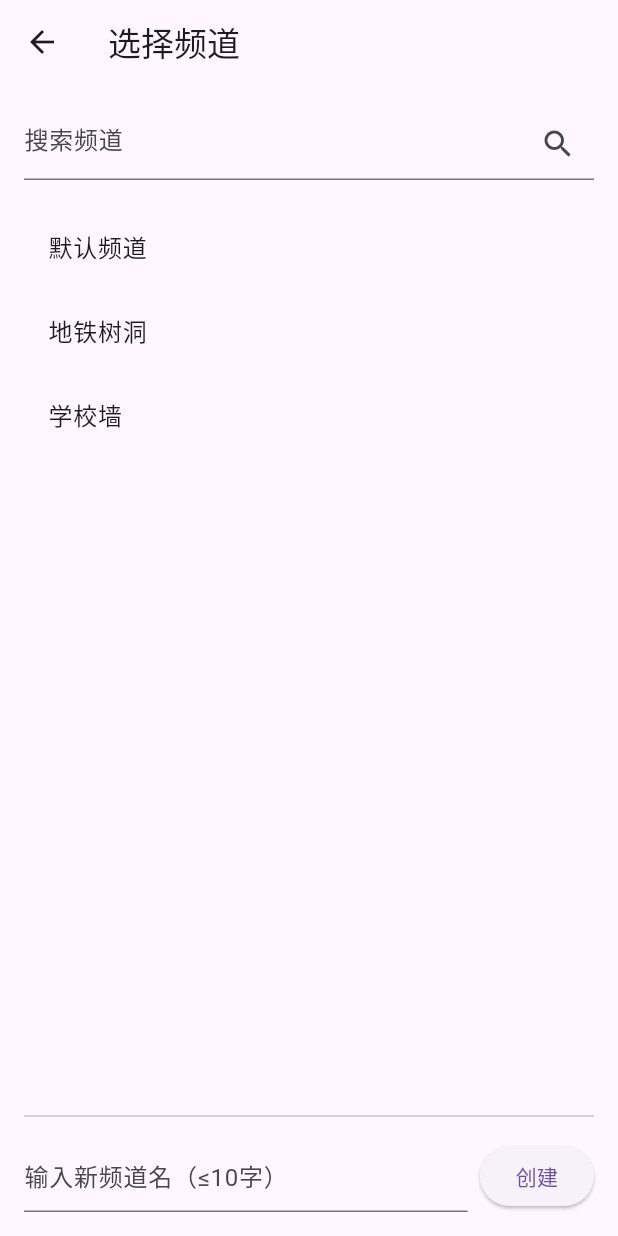
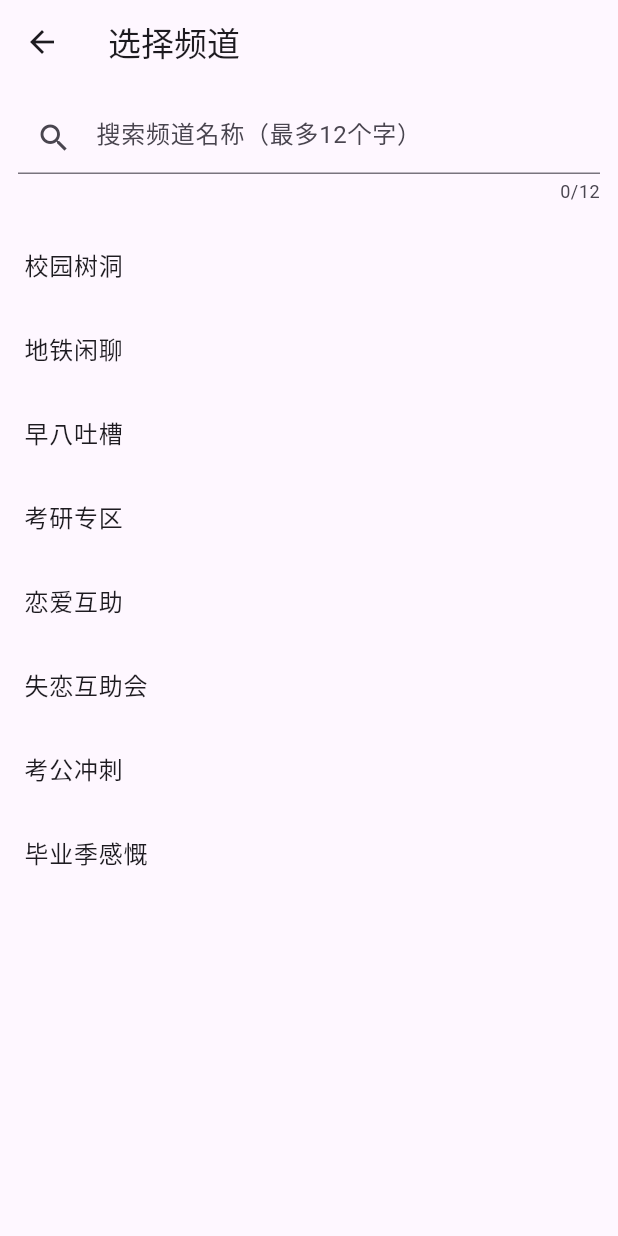
Before and after one commit to xwLyc/GeoWhisper, a Flutter app: the ChannelSelectionPage screen opened by its route, on a phone screen of 412 x 824 dp. Run offline on Flutter 3.47's test engine with Material 3 defaults, Android fonts, the phone set to English and light mode, and no system bars; our stand-ins replace dash_chat_2, emoji_picker_flutter, geolocator, permission_handler, shared_preferences; accounts and stored records are empty.

Commit message:
选择频道功能

```diff
--- a/lib/pages/channel_selection_page.dart
+++ b/lib/pages/channel_selection_page.dart
@@ -1,3 +1,5 @@
+// lib/pages/channel_selection_page.dart
+import 'package:flutter/services.dart';
 import 'package:flutter/material.dart';
 
 class ChannelSelectionPage extends StatefulWidget {
@@ -8,123 +10,139 @@ class ChannelSelectionPage extends StatefulWidget {
 }
 
 class _ChannelSelectionPageState extends State<ChannelSelectionPage> {
-  final List<Map<String, String>> _channelList = [
-    {'channelId': '001', 'channelName': '默认频道'},
-    {'channelId': '002', 'channelName': '地铁树洞'},
-    {'channelId': '003', 'channelName': '学校墙'},
+  final TextEditingController _searchController = TextEditingController();
+  final List<String> hotChannels = [
+    '校园树洞',
+    '地铁闲聊',
+    '早八吐槽',
+    '考研专区',
+    '恋爱互助',
+    '失恋互助会',
+    '考公冲刺',
+    '毕业季感慨'
   ];
 
-  final TextEditingController _searchController = TextEditingController();
-  final TextEditingController _createController = TextEditingController();
-
-  List<Map<String, String>> _filteredChannels = [];
+  List<String> searchResults = [];
+  String keyword = '';
 
   @override
   void initState() {
     super.initState();
-    _filteredChannels = List.from(_channelList);
+    _searchController.addListener(_onSearchChanged);
   }
 
-  void _filterChannels(String keyword) {
+  void _onSearchChanged() {
     setState(() {
-      _filteredChannels = _channelList
-          .where((channel) => channel['channelName']!.contains(keyword.trim()))
-          .toList();
+      keyword = _searchController.text.trim();
+      _updateSearchResults();
     });
   }
 
-  void _createChannel(String name) {
-    if (name.trim().isEmpty || name.trim().length > 10) {
-      ScaffoldMessenger.of(context).showSnackBar(
-        const SnackBar(content: Text('频道名不能为空，且不能超过10个字')),
-      );
-      return;
+  void _updateSearchResults() {
+    if (keyword.isEmpty) {
+      searchResults = [];
+    } else {
+      final lowerKeyword = keyword.toLowerCase();
+      searchResults = hotChannels
+          .where((c) => c.toLowerCase().contains(lowerKeyword))
+          .toList();
     }
-
-    // 创建一个唯一 channelId（可改为服务端生成）
-    final newChannel = {
-      'channelId': DateTime.now().millisecondsSinceEpoch.toString(),
-      'channelName': name.trim(),
-    };
-
-    setState(() {
-      _channelList.add(newChannel);
-      _filteredChannels.add(newChannel);
-    });
-
-    _createController.clear();
-
-    // 自动返回
-    Navigator.pop(context, newChannel);
   }
 
-  void _selectChannel(Map<String, String> channel) {
-    Navigator.pop(context, channel);
+  void _selectChannel(String name) {
+    final trimmedName = name.length > 10 ? name.substring(0, 10) : name;
+    final channelId = trimmedName.hashCode.toString(); // 示例 ID
+    Navigator.pop(context, {
+      'channelId': channelId,
+      'channelName': trimmedName,
+    });
+  }
+
+  Widget _buildHotChannels() {
+    return ListView.builder(
+      itemCount: hotChannels.length,
+      itemBuilder: (context, index) {
+        final channel = hotChannels[index];
+        return ListTile(
+          title: Text(channel),
+          onTap: () => _selectChannel(channel),
+        );
+      },
+    );
+  }
+
+  Widget _buildSearchResults() {
+    return Column(
+      children: [
+        Expanded(
+          child: searchResults.isNotEmpty
+              ? ListView.builder(
+                  itemCount: searchResults.length,
+                  itemBuilder: (context, index) {
+                    final channel = searchResults[index];
+                    return ListTile(
+                      title: Text(channel),
+                      onTap: () => _selectChannel(channel),
+                    );
+                  },
+                )
+              : const Padding(
+                  padding: EdgeInsets.all(20),
+                  child: Text('没有找到相关频道'),
+                ),
+        ),
+        if (searchResults.isEmpty)
+          Padding(
+            padding: const EdgeInsets.all(12),
+            child: ElevatedButton.icon(
+              icon: const Icon(Icons.add),
+              label: Text(
+                  '创建频道：${keyword.length > 10 ? keyword.substring(0, 10) : keyword}'),
+              onPressed: () => _selectChannel(keyword),
+            ),
+          ),
+      ],
+    );
+  }
+
+  @override
+  void dispose() {
+    _searchController.removeListener(_onSearchChanged);
+    _searchController.dispose();
+    super.dispose();
   }
 
   @override
   Widget build(BuildContext context) {
+    final showSearchResults = keyword.isNotEmpty;
+
     return Scaffold(
-      appBar: AppBar(
-        title: const Text('选择频道'),
-      ),
-      body: Padding(
-        padding: const EdgeInsets.all(16.0),
-        child: Column(
-          children: [
-            // 搜索框
-            TextField(
+      appBar: AppBar(title: const Text('选择频道')),
+      body: Column(
+        children: [
+          Padding(
+            padding: const EdgeInsets.all(12),
+            child: TextField(
               controller: _searchController,
+              maxLength: 12,
+              maxLengthEnforcement: MaxLengthEnforcement.none,
               decoration: InputDecoration(
-                hintText: '搜索频道',
-                suffixIcon: IconButton(
-                  icon: const Icon(Icons.search),
-                  onPressed: () => _filterChannels(_searchController.text),
-                ),
+                hintText: '搜索频道名称（最多12个字）',
+                prefixIcon: Icon(Icons.search),
+                suffixIcon: keyword.isNotEmpty
+                    ? IconButton(
+                        icon: Icon(Icons.clear),
+                        onPressed: () => _searchController.clear(),
+                      )
+                    : null,
               ),
-              onSubmitted: _filterChannels,
             ),
-            const SizedBox(height: 16),
-
-            // 列表
-            Expanded(
-              child: _filteredChannels.isEmpty
-                  ? const Center(child: Text('暂无匹配频道'))
-                  : ListView.builder(
-                      itemCount: _filteredChannels.length,
-                      itemBuilder: (context, index) {
-                        final channel = _filteredChannels[index];
-                        return ListTile(
-                          title: Text(channel['channelName']!),
-                          onTap: () => _selectChannel(channel),
-                        );
-                      },
-                    ),
-            ),
-
-            const Divider(),
-            const SizedBox(height: 8),
-
-            // 创建频道
-            Row(
-              children: [
-                Expanded(
-                  child: TextField(
-                    controller: _createController,
-                    decoration: const InputDecoration(
-                      hintText: '输入新频道名（≤10字）',
-                    ),
-                  ),
-                ),
-                const SizedBox(width: 8),
-                ElevatedButton(
-                  onPressed: () => _createChannel(_createController.text),
-                  child: const Text('创建'),
-                )
-              ],
-            )
-          ],
-        ),
+          ),
+          Expanded(
+            child:
+                showSearchResults ? _buildSearchResults() : _buildHotChannels(),
+          ),
+        ],
       ),
     );
   }
```
